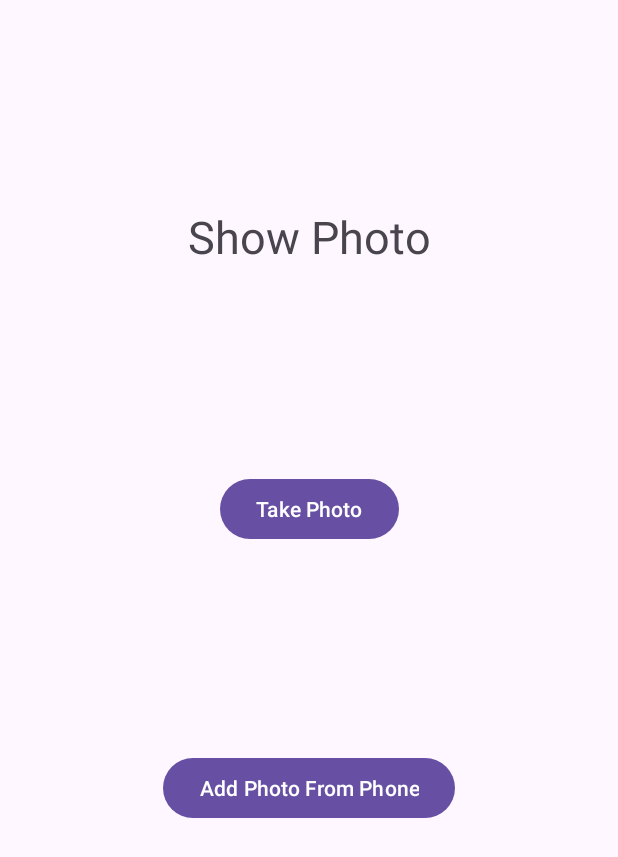
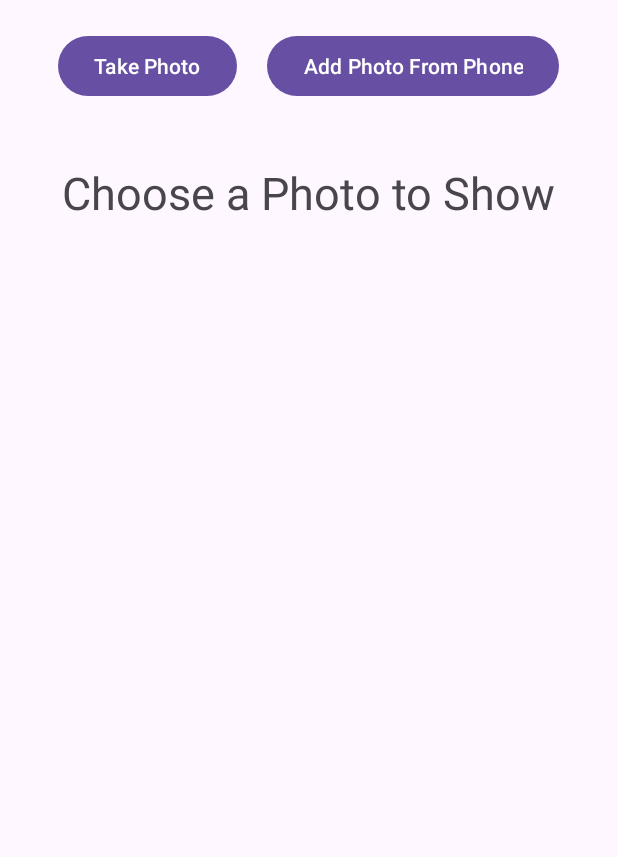
Before and after one commit to GriffinBaxter/Guess-it, an Android app: the ShowPhotoFragment screen opened through its navigation route, on a phone screen of 412 x 824 dp. Shown: the top 857 px of the screen. Run offline under Robolectric (Android 15) with nearby library versions, the phone set to English and light mode, and no system bars; our stand-ins replace Dagger/Hilt's generated code.

Commit message:
Improved the layout for the "Show Photo" screen.

```diff
--- a/app/src/main/res/layout/fragment_show_photo.xml
+++ b/app/src/main/res/layout/fragment_show_photo.xml
@@ -1,51 +1,58 @@
 <?xml version="1.0" encoding="utf-8"?>
-<androidx.constraintlayout.widget.ConstraintLayout xmlns:android="http://schemas.android.com/apk/res/android"
+<LinearLayout xmlns:android="http://schemas.android.com/apk/res/android"
     xmlns:app="http://schemas.android.com/apk/res-auto"
     xmlns:tools="http://schemas.android.com/tools"
     android:layout_width="match_parent"
     android:layout_height="match_parent"
-    tools:context=".ShowPhotoFragment">
+    tools:context=".ShowPhotoFragment"
+    android:orientation="vertical"
+    android:padding="20dp">
 
-    <TextView
-        android:id="@+id/showPhotoText"
+    <LinearLayout
         android:layout_width="wrap_content"
         android:layout_height="wrap_content"
-        android:text="@string/show_photo"
-        android:textSize="30sp"
-        app:layout_constraintBottom_toTopOf="@+id/takePhotoButton"
-        app:layout_constraintEnd_toEndOf="parent"
-        app:layout_constraintStart_toStartOf="parent"
-        app:layout_constraintTop_toTopOf="parent"
-        />
+        android:orientation="horizontal"
+        android:layout_gravity="center">
 
         <Button
             android:id="@+id/takePhotoButton"
             android:layout_width="wrap_content"
             android:layout_height="wrap_content"
             android:text="@string/take_photo"
-        app:layout_constraintBottom_toTopOf="@+id/choosePhotoButton"
-        app:layout_constraintEnd_toEndOf="parent"
-        app:layout_constraintStart_toStartOf="parent"
-        app:layout_constraintTop_toBottomOf="@id/showPhotoText" />
+            android:layout_marginHorizontal="10dp"
+            tools:ignore="ButtonStyle" />
 
         <Button
             android:id="@+id/choosePhotoButton"
             android:layout_width="wrap_content"
             android:layout_height="wrap_content"
             android:text="@string/add_photo_from_phone"
-        app:layout_constraintBottom_toTopOf="@+id/photosList"
-        app:layout_constraintEnd_toEndOf="parent"
-        app:layout_constraintStart_toStartOf="parent"
-        app:layout_constraintTop_toBottomOf="@id/takePhotoButton" />
+            android:layout_marginHorizontal="10dp"
+            tools:ignore="ButtonStyle" />
+
+    </LinearLayout>
+
+    <TextView
+        android:id="@+id/showPhotoText"
+        android:layout_width="wrap_content"
+        android:layout_height="wrap_content"
+        android:text="@string/choose_a_photo_to_show"
+        android:textSize="30sp"
+        android:layout_gravity="center"
+        android:layout_marginTop="40dp"
+        android:layout_marginBottom="20dp"/>
+
+    <ScrollView
+        android:layout_width="match_parent"
+        android:layout_height="match_parent"
+        android:layout_marginTop="10dp">
 
         <androidx.recyclerview.widget.RecyclerView
             android:id="@+id/photosList"
             android:layout_width="match_parent"
             android:layout_height="wrap_content"
-        android:visibility="visible"
-        app:layout_constraintBottom_toBottomOf="parent"
-        app:layout_constraintEnd_toEndOf="parent"
-        app:layout_constraintStart_toStartOf="parent"
-        app:layout_constraintTop_toBottomOf="@id/choosePhotoButton" />
+            android:visibility="visible" />
 
-</androidx.constraintlayout.widget.ConstraintLayout>
+    </ScrollView>
+
+</LinearLayout>
--- a/app/src/main/res/values/strings.xml
+++ b/app/src/main/res/values/strings.xml
@@ -8,4 +8,5 @@
     <string name="gallery">Gallery</string>
 
     <string name="mapbox_access_token">pk.eyJ1IjoicnZhNDIiLCJhIjoiY2w4ZHJybGRmMDBmczNwbGRnNnhtb2psaSJ9.4LiECPKA0iWLBXJNpXfSNA</string>
+    <string name="choose_a_photo_to_show">Choose a Photo to Show</string>
 </resources>
```
Lines whose indentation alone changed are shown as unchanged.
